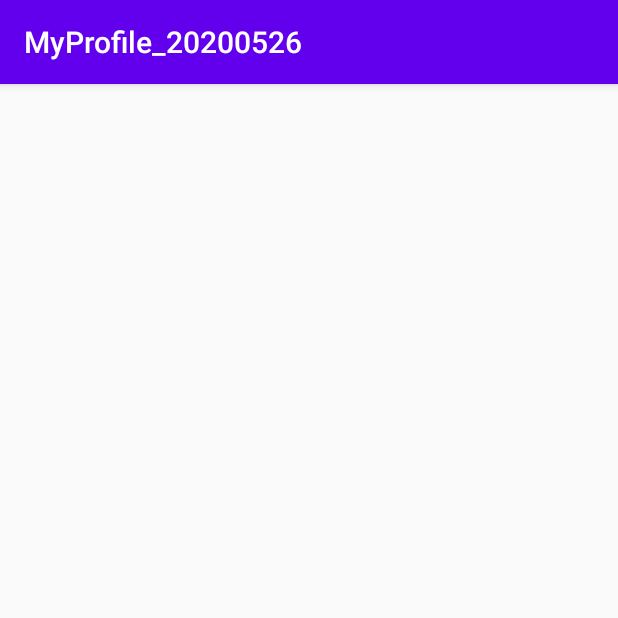
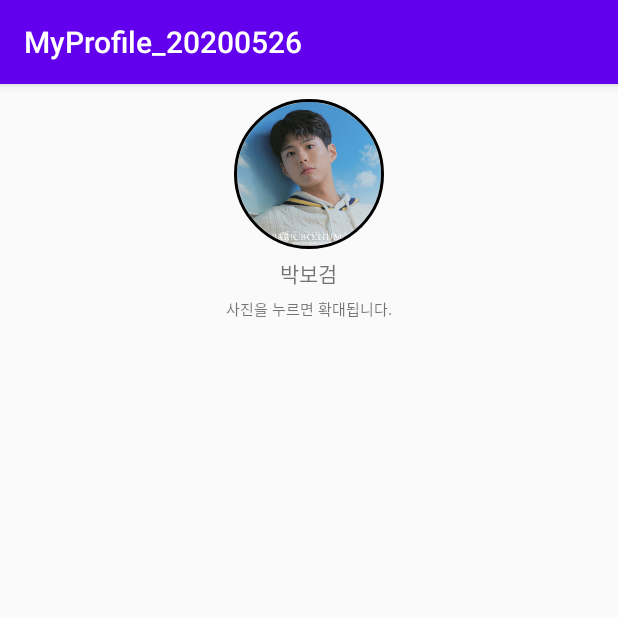
Before and after one commit to cho881020/MyProfile_20200526, an Android app: the screen it shows after launch (MainActivity), on a phone screen of 412 x 824 dp, the top half of it. Run offline under Robolectric (Android 15) with nearby library versions, the phone set to English and light mode, and no system bars; our stand-ins replace CircleImageView, data binding.

Commit message:
이미지뷰 대신 => CircleImageView 사용  - gradle에 라이브러리 추가  - XML에서 CircleImageView 사용

```diff
--- a/app/build.gradle
+++ b/app/build.gradle
@@ -29,7 +29,7 @@ android {
 
 dependencies {
     implementation fileTree(dir: 'libs', include: ['*.jar'])
-
+    implementation 'de.hdodenhof:circleimageview:3.1.0'
     implementation 'androidx.appcompat:appcompat:1.1.0'
     implementation 'androidx.constraintlayout:constraintlayout:1.1.3'
     testImplementation 'junit:junit:4.12'
--- a/app/src/main/res/layout/activity_main.xml
+++ b/app/src/main/res/layout/activity_main.xml
@@ -6,7 +6,39 @@
         android:layout_width="match_parent"
         android:layout_height="match_parent"
         android:orientation="vertical"
+        android:padding="10dp"
         tools:context=".MainActivity">
+
+        <LinearLayout
+            android:layout_width="match_parent"
+            android:layout_height="wrap_content"
+            android:orientation="vertical"
+            android:gravity="center">
+
+            <de.hdodenhof.circleimageview.CircleImageView
+                android:layout_width="100dp"
+                android:layout_height="100dp"
+                app:civ_border_width="2dp"
+                app:civ_border_color="#000000"
+                android:src="@drawable/park"
+                android:scaleType="centerCrop"/>
+
+            <TextView
+                android:layout_width="wrap_content"
+                android:layout_height="wrap_content"
+                android:text="박보검"
+                android:layout_marginTop="5dp"/>
+
+            <TextView
+                android:layout_width="wrap_content"
+                android:layout_height="wrap_content"
+                android:text="사진을 누르면 확대됩니다."
+               android:textSize="10sp"
+                android:layout_marginTop="5dp"/>
+
+
+        </LinearLayout>
+
 
 
     </LinearLayout>
```
Also changed, not shown: app/src/main/res/drawable/park.jpg (added).
